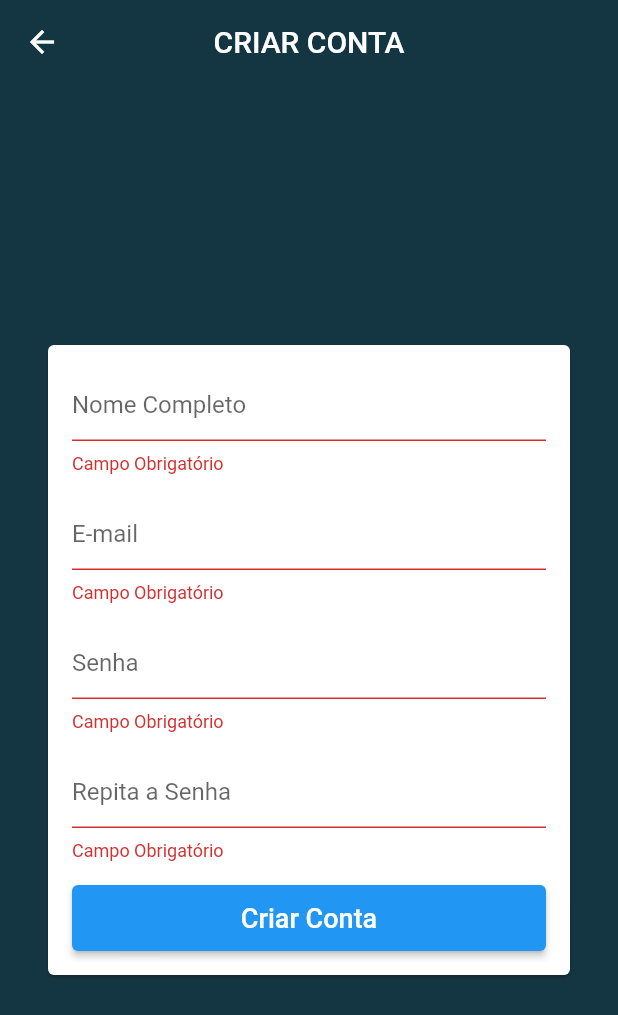
After one commit to marlonlamartine/fit_box_01, a Flutter app: the SignupScreen screen opened by its route, after a tap on "Criar Conta", on a phone screen of 412 x 824 dp. The commit adds this screen. Shown: the top 1015 px of the screen. Run offline on Flutter 3.47's test engine with Material 2 defaults, Android fonts, the phone set to English and light mode, and no system bars; our stand-ins replace cloud_firestore, firebase_auth, firebase_core; accounts and stored records are empty.

Commit message:
SignUp, modelo de usuario, signIn e logOut

```diff
--- a/lib/main.dart
+++ b/lib/main.dart
@@ -2,6 +2,7 @@ import 'package:firebase_core/firebase_core.dart';
 import 'package:fit_box_01/models/userManager.dart';
 import 'package:fit_box_01/screens/base/base_screen.dart';
 import 'package:fit_box_01/screens/login/login_screen.dart';
+import 'package:fit_box_01/screens/signup/signUp_screen.dart';
 import 'package:flutter/material.dart';
 import 'package:provider/provider.dart';
 
@@ -53,6 +54,7 @@ class MyApp extends StatelessWidget {
   Widget build(BuildContext context) {
     return ChangeNotifierProvider(
       create: (_) => UserManager(),
+      lazy: false,
       child: MaterialApp(
         title: 'FitBox',
         debugShowCheckedModeBanner: false,
@@ -68,6 +70,10 @@ class MyApp extends StatelessWidget {
               return MaterialPageRoute(
                   builder: (_) => LoginScreen()
               );
+            case '/signup':
+              return MaterialPageRoute(
+                  builder: (_) => SignupScreen()
+              );
             case '/base':
             default:
               return MaterialPageRoute(
--- a/lib/models/usuario.dart
+++ b/lib/models/usuario.dart
@@ -1,7 +1,35 @@
+import 'package:cloud_firestore/cloud_firestore.dart';
+
 class Usuario{
 
-  Usuario({this.email, this.password});
+  Usuario({this.name, this.email, this.password, this.id});
 
+  Usuario.fromDocument(DocumentSnapshot document)
+  {
+    id = document.id;
+    name = document.get('name');
+    email = document.get('email');
+  }
+
+  String id;
+  String name;
   String email;
   String password;
+
+  String confirmPassword;
+
+  final CollectionReference collectionReference = FirebaseFirestore.instance.collection('users');
+
+  Future<void> saveData() async
+  {
+    await collectionReference.doc(id).set(toMap());
+  }
+
+  Map<String, dynamic> toMap()
+  {
+    return{
+      'name': name,
+      'email': email,
+    };
+  }
 }
--- a/lib/screens/login/login_screen.dart
+++ b/lib/screens/login/login_screen.dart
@@ -21,7 +21,9 @@ class LoginScreen extends StatelessWidget {
         centerTitle: true,
         actions: [
           TextButton(
-              onPressed: (){},
+              onPressed: (){
+                Navigator.of(context).pushReplacementNamed('/signup');
+              },
             child: const Text('CRIAR CONTA', style: TextStyle(fontSize: 14, color: Colors.white),),
           )
         ],
@@ -91,7 +93,7 @@ class LoginScreen extends StatelessWidget {
                                   );
                                 },
                                 onSuccess: (){
-                                  //TODO: Fazer um pop depois
+                                  Navigator.of(context).pop();
                                 }
                             );
                           }
--- /dev/null
+++ b/lib/screens/signup/signUp_screen.dart
@@ -0,0 +1,138 @@
+import 'package:fit_box_01/helpers/validators.dart';
+import 'package:fit_box_01/models/userManager.dart';
+import 'package:fit_box_01/models/usuario.dart';
+import 'package:flutter/material.dart';
+import 'package:provider/provider.dart';
+
+class SignupScreen extends StatelessWidget {
+
+  final GlobalKey<FormState> formKey = GlobalKey<FormState>();
+  final GlobalKey<ScaffoldState> scaffoldKey = GlobalKey<ScaffoldState>();
+
+  final Usuario user = Usuario();
+
+  @override
+  Widget build(BuildContext context) {
+    return Scaffold(
+      key: scaffoldKey,
+      appBar: AppBar(
+        title: Text('CRIAR CONTA'),
+        centerTitle: true,
+      ),
+      body: Center(
+        child: Card(
+          margin: const EdgeInsets.symmetric(horizontal: 32),
+          child: Form(
+            key: formKey,
+            child: Consumer<UserManager>(
+              builder: (_, userManager, __){
+                return ListView(
+                  padding: const EdgeInsets.all(16),
+                  shrinkWrap: true,
+                  children: [
+                    TextFormField(
+                      decoration: const InputDecoration(hintText: 'Nome Completo'),
+                      enabled: !userManager.loading,
+                      validator: (name){
+                        if(name.isEmpty)
+                          return 'Campo Obrigatório';
+                        else if(name.trim().split(' ').length <= 1)
+                          return 'Preencha seu nome completo';
+                        return null;
+                      },
+                      onSaved: (name) => user.name = name,
+                    ),
+                    const SizedBox(height: 16,),
+                    TextFormField(
+                      decoration: const InputDecoration(hintText: 'E-mail'),
+                      enabled: !userManager.loading,
+                      keyboardType: TextInputType.emailAddress,
+                      validator: (email){
+                        if(email.isEmpty)
+                          return 'Campo Obrigatório';
+                        else if (!emailValid(email))
+                          return 'E-mail Inválido';
+                        return null;
+                      },
+                      onSaved: (email) => user.email = email,
+                    ),
+                    const SizedBox(height: 16,),
+                    TextFormField(
+                      decoration: const InputDecoration(hintText: 'Senha'),
+                      enabled: !userManager.loading,
+                      obscureText: true,
+                      validator: (pass){
+                        if(pass.isEmpty)
+                          return 'Campo Obrigatório';
+                        else if(pass.length < 6)
+                          return 'Senha muito curta';
+                        return null;
+                      },
+                      onSaved: (pass) => user.password = pass,
+                    ),
+                    const SizedBox(height: 16,),
+                    TextFormField(
+                      decoration: const InputDecoration(hintText: 'Repita a Senha'),
+                      enabled: !userManager.loading,
+                      obscureText: true,
+                      validator: (pass){
+                        if(pass.isEmpty)
+                          return 'Campo Obrigatório';
+                        else if(pass.length < 6)
+                          return 'Senha muito curta';
+                        return null;
+                      },
+                      onSaved: (pass) => user.confirmPassword = pass,
+                    ),
+                    const SizedBox(height: 16,),
+                    SizedBox(
+                      height: 44,
+                      child: ElevatedButton(
+                        style: ElevatedButton.styleFrom(
+                            onSurface: Theme.of(context).primaryColor.withAlpha(100)
+                        ),
+                        onPressed: userManager.loading ? null : (){
+                          if(formKey.currentState.validate()){
+                            formKey.currentState.save();
+
+                            if(user.password != user.confirmPassword){
+                              ScaffoldMessenger.of(context).showSnackBar(
+                                  SnackBar(
+                                    content: Text('Senhas não coincidem'),
+                                    backgroundColor: Colors.red,
+                                  )
+                              );
+                            }
+                            userManager.signUp(
+                                usuario: user,
+                                onSuccess: (){
+                                  Navigator.of(context).pop();
+                                },
+                                onFail: (e){
+                                  ScaffoldMessenger.of(context).showSnackBar(
+                                      SnackBar(
+                                        content: Text('Falha ao Cadastrar: $e'),
+                                        backgroundColor: Colors.red,
+                                      )
+                                  );
+                                }
+                            );
+                          }
+                        },
+                        child: userManager.loading ?
+                        CircularProgressIndicator(
+                          valueColor: AlwaysStoppedAnimation(Colors.white),
+                        ) :
+                        const Text('Criar Conta', style: TextStyle(fontSize: 18),),
+                      ),
+                    ),
+                  ],
+                );
+              }
+            ),
+          ),
+        ),
+      ),
+    );
+  }
+}
```
Also changed, not shown: lib/common/custom_drawer/custom_drawer_header.dart (+20 -4 lines), lib/models/userManager.dart (+51 -5 lines), pubspec.yaml (+4 -4 lines), pubspec.lock, 1 other file.
